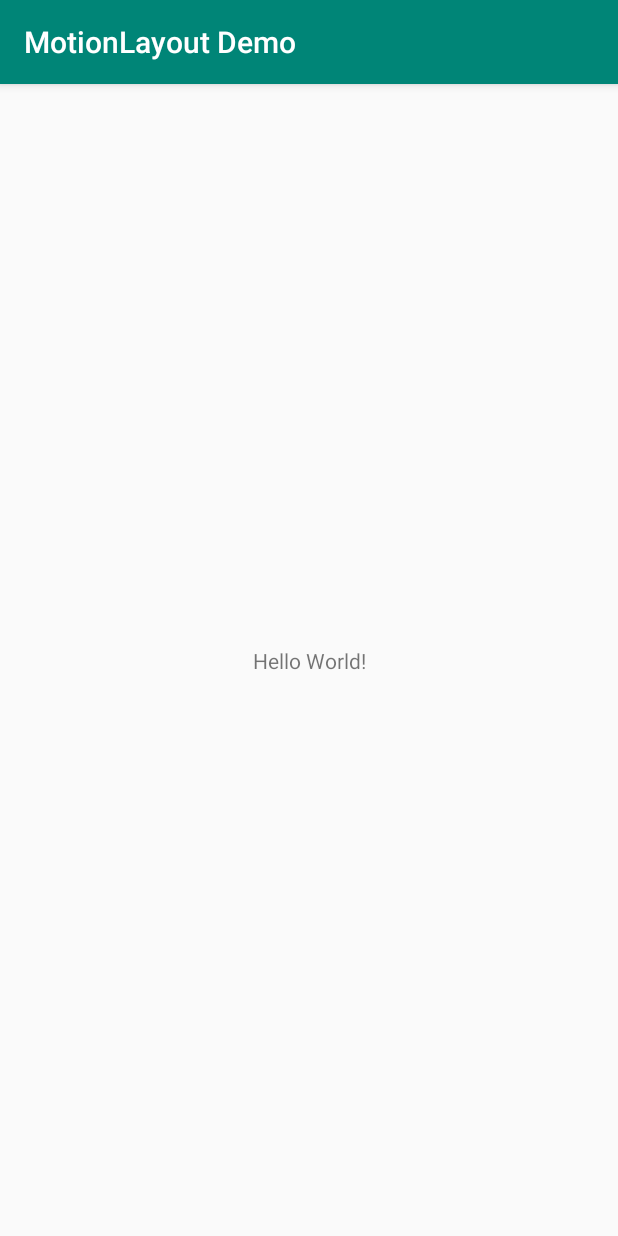
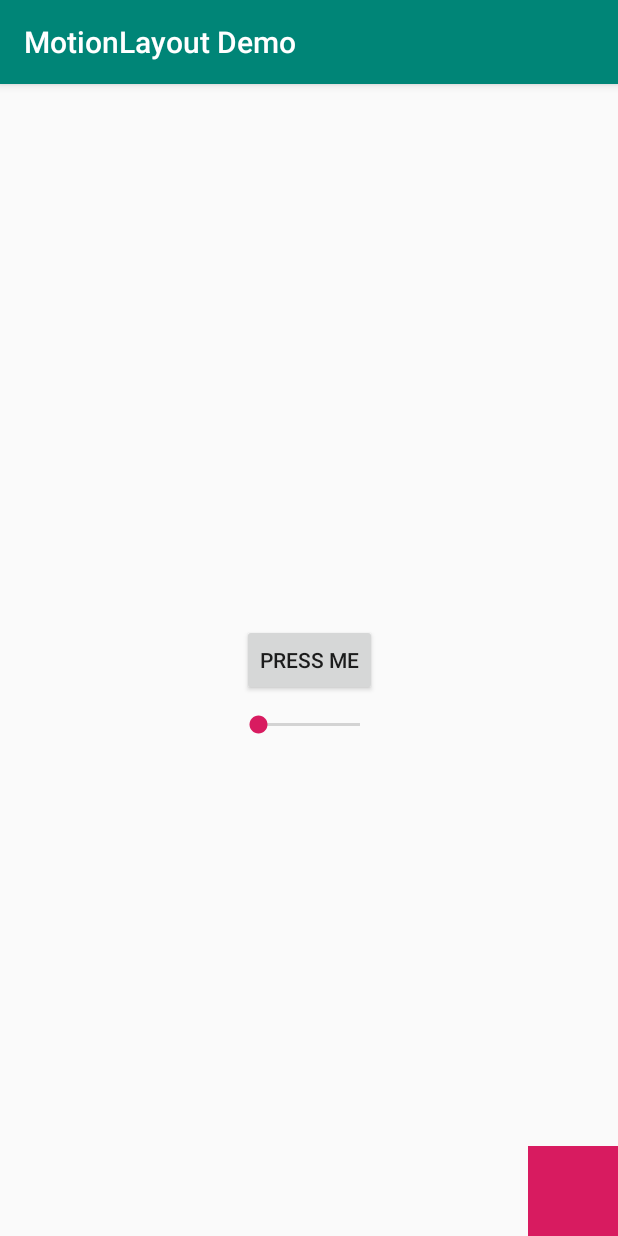
Before and after one commit to mrpyaesone/motionlayout-demo, an Android app: the screen it shows after launch (MainActivity), on a phone screen of 412 x 824 dp. Run offline under Robolectric (Android 15) with nearby library versions, the phone set to English and light mode, and no system bars.

Commit message:
First step of MotionLayout ( MotionLayout, MotionScene, ConstraintSet, Transaction )

```diff
--- a/app/build.gradle
+++ b/app/build.gradle
@@ -27,8 +27,11 @@ dependencies {
     implementation"org.jetbrains.kotlin:kotlin-stdlib-jdk7:$kotlin_version"
     implementation 'androidx.appcompat:appcompat:1.0.2'
     implementation 'androidx.core:core-ktx:1.0.2'
-    implementation 'androidx.constraintlayout:constraintlayout:1.1.3'
+    implementation 'androidx.constraintlayout:constraintlayout:2.0.0-alpha3'
     testImplementation 'junit:junit:4.12'
     androidTestImplementation 'androidx.test:runner:1.2.0'
     androidTestImplementation 'androidx.test.espresso:espresso-core:3.2.0'
+
+    implementation 'com.android.support:appcompat-v7:28.0.0'
+
 }
--- a/app/src/main/java/com/ps/motionlayout_demo/MainActivity.kt
+++ b/app/src/main/java/com/ps/motionlayout_demo/MainActivity.kt
@@ -2,6 +2,8 @@ package com.ps.motionlayout_demo
 
 import androidx.appcompat.app.AppCompatActivity
 import android.os.Bundle
+import android.view.View
+import kotlinx.android.synthetic.main.activity_main.*
 
 class MainActivity : AppCompatActivity() {
 
@@ -9,4 +11,8 @@ class MainActivity : AppCompatActivity() {
         super.onCreate(savedInstanceState)
         setContentView(R.layout.activity_main)
     }
+
+    fun start(v: View) {
+        motion_container.transitionToEnd()
+    }
 }
--- a/app/src/main/res/layout/activity_main.xml
+++ b/app/src/main/res/layout/activity_main.xml
@@ -1,19 +1,38 @@
 <?xml version="1.0" encoding="utf-8"?>
-<androidx.constraintlayout.widget.ConstraintLayout
+<androidx.constraintlayout.motion.widget.MotionLayout
         xmlns:android="http://schemas.android.com/apk/res/android"
         xmlns:tools="http://schemas.android.com/tools"
         xmlns:app="http://schemas.android.com/apk/res-auto"
         android:layout_width="match_parent"
         android:layout_height="match_parent"
-        tools:context=".MainActivity">
+        tools:context=".MainActivity"
+        android:id="@+id/motion_container"
+        app:layoutDescription="@xml/motion_scene">
 
-    <TextView
+    <ImageView
+            android:id="@+id/actor"
+            app:srcCompat="@color/colorAccent"
+            android:layout_width="wrap_content"
+            android:layout_height="wrap_content"/>
+
+    <Button
+            android:id="@+id/button"
             android:layout_width="wrap_content"
             android:layout_height="wrap_content"
-            android:text="Hello World!"
+            android:text="Press Me"
             app:layout_constraintBottom_toBottomOf="parent"
-            app:layout_constraintLeft_toLeftOf="parent"
-            app:layout_constraintRight_toRightOf="parent"
-            app:layout_constraintTop_toTopOf="parent"/>
+            app:layout_constraintEnd_toEndOf="parent"
+            app:layout_constraintStart_toStartOf="parent"
+            app:layout_constraintTop_toTopOf="parent"
+            android:onClick="start"/>
 
-</androidx.constraintlayout.widget.ConstraintLayout>
+    <SeekBar
+            android:layout_width="100dp"
+            android:layout_height="wrap_content"
+            app:layout_constraintTop_toBottomOf="@+id/button"
+            app:layout_constraintEnd_toEndOf="parent"
+            app:layout_constraintStart_toStartOf="parent"
+            android:layout_marginTop="10dp"
+            android:id="@+id/seekbar"/>
+
+</androidx.constraintlayout.motion.widget.MotionLayout>
--- /dev/null
+++ b/app/src/main/res/xml/motion_scene.xml
@@ -0,0 +1,26 @@
+<?xml version="1.0" encoding="utf-8"?>
+<MotionScene xmlns:android="http://schemas.android.com/apk/res/android"
+             xmlns:app="http://schemas.android.com/apk/res-auto">
+    <ConstraintSet android:id="@+id/starting_set">
+        <Constraint android:id="@+id/actor"
+                    app:layout_constraintBottom_toBottomOf="parent"
+                    app:layout_constraintRight_toRightOf="parent"
+                    android:layout_width="60dp"
+                    android:layout_height="60dp"/>
+    </ConstraintSet>
+
+    <ConstraintSet android:id="@+id/ending_set">
+        <Constraint android:id="@+id/actor"
+                    app:layout_constraintTop_toTopOf="parent"
+                    app:layout_constraintLeft_toLeftOf="parent"
+                    android:layout_width="60dp"
+                    android:layout_height="60dp"/>
+    </ConstraintSet>
+
+    <Transition
+            android:id="@+id/my_transition"
+            app:constraintSetStart="@id/starting_set"
+            app:constraintSetEnd="@id/ending_set"
+            app:duration="400"/>
+
+</MotionScene>
```
